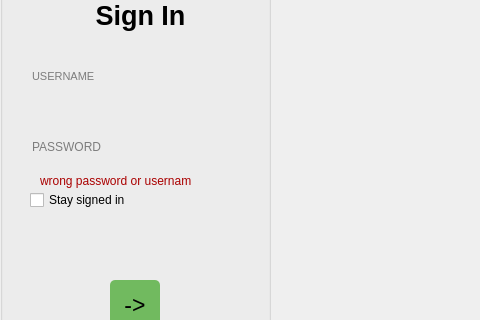
First picture: the form in mainwindow.ui, repository oussemaissaoui/ProjectCpp, before the edit; both pictures show x 0 to 480 and y 140 to 460 of the 1200 by 600 pixel window.
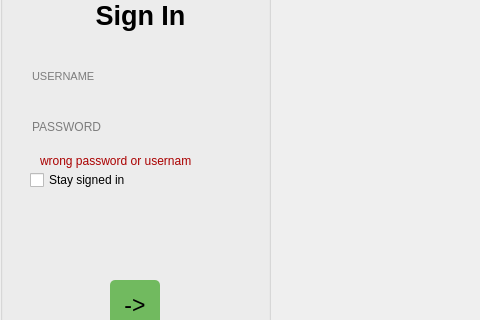
Second picture: the form after the edit. The open tabs and pages were chosen to show the change. Icons and pictures are not drawn. Custom widgets are drawn as their Qt base class.

```diff
--- a/mainwindow.ui
+++ b/mainwindow.ui
@@ -351,7 +351,7 @@
        <property name="geometry">
         <rect>
          <x>30</x>
-         <y>270</y>
+         <y>250</y>
          <width>210</width>
          <height>40</height>
         </rect>
@@ -454,7 +454,7 @@
        <property name="geometry">
         <rect>
          <x>30</x>
-         <y>330</y>
+         <y>310</y>
          <width>101</width>
          <height>20</height>
         </rect>
@@ -503,7 +503,7 @@
        <property name="geometry">
         <rect>
          <x>200</x>
-         <y>280</y>
+         <y>260</y>
          <width>31</width>
          <height>21</height>
         </rect>
@@ -522,7 +522,7 @@
        <property name="geometry">
         <rect>
          <x>40</x>
-         <y>310</y>
+         <y>290</y>
          <width>151</width>
          <height>21</height>
         </rect>
```
Left out of the diff: 15 changed lines with no effect on the pictures.
